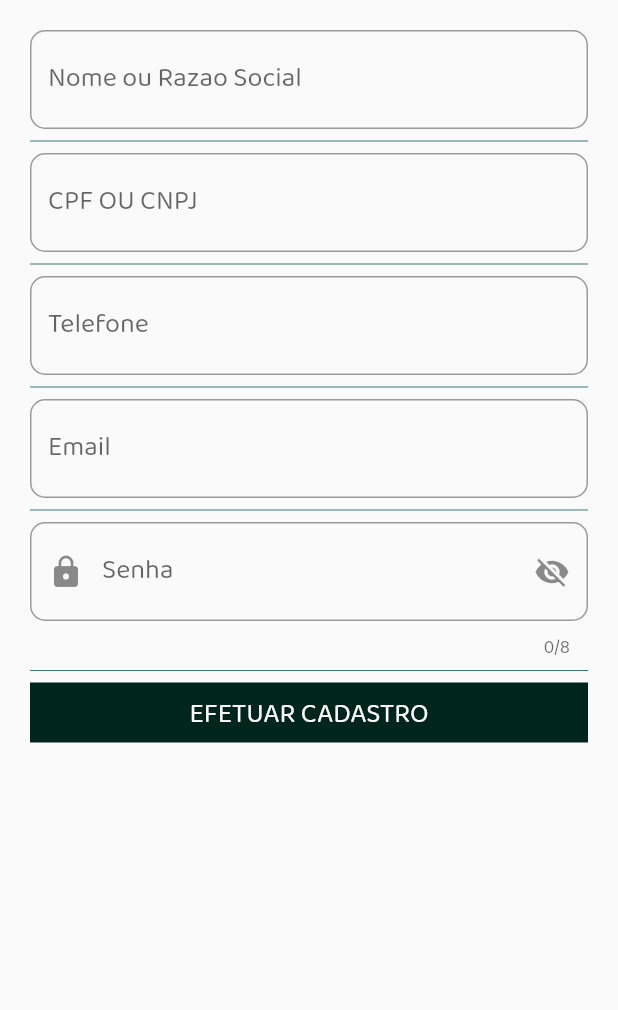
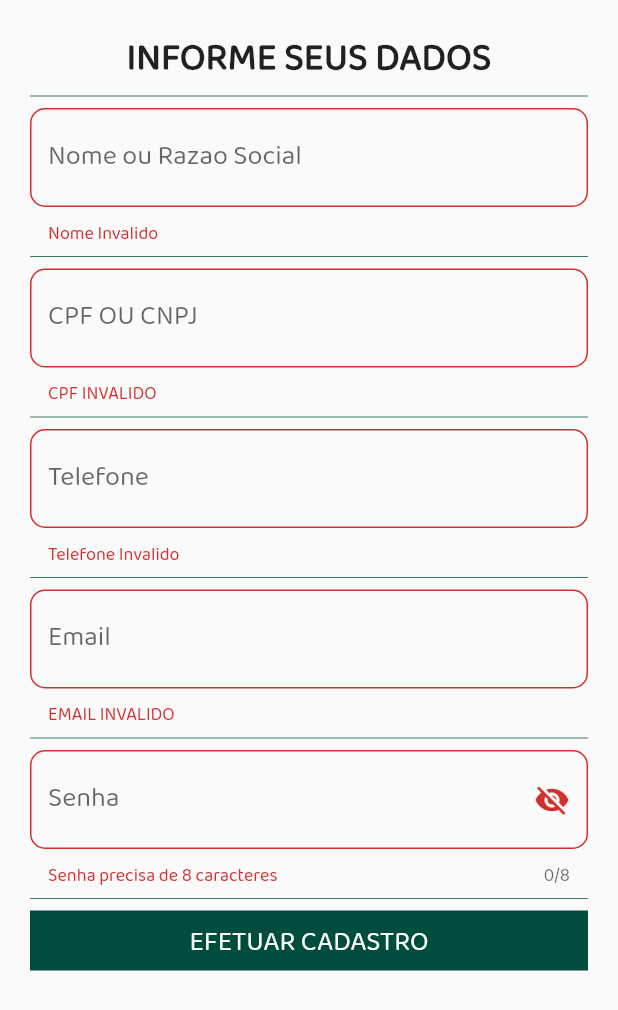
Before and after one commit to BeneBr/carregaiApp2, a Flutter app: the Cadastro widget shown alone on an empty page, opened directly, after a tap on "EFETUAR CADASTRO", on a phone screen of 412 x 824 dp. Shown: the top 1010 px of the screen. Run offline on Flutter 3.47's test engine with Material 2 defaults, Android fonts, the phone set to English and light mode, and no system bars; our stand-ins replace connectivity, email_validator, flutter_masked_text; missing offline and left inert: cpf_cnpj_validator; statements that could not run were skipped.

Commit message:
Foram adicionados os validadores de cada campo

```diff
--- /dev/null
+++ b/lib/Models/UserModel/UserModel.dart
@@ -0,0 +1,5 @@
+import 'package:scoped_model/scoped_model.dart';
+
+class UserModel extends Model{
+
+}
--- a/lib/Pages/MainPage/cadastro.dart
+++ b/lib/Pages/MainPage/cadastro.dart
@@ -1,3 +1,6 @@
+import 'package:cpf_cnpj_validator/cnpj_validator.dart';
+import 'package:cpf_cnpj_validator/cpf_validator.dart';
+import 'package:email_validator/email_validator.dart';
 import 'package:flutter/material.dart';
 import 'package:flutter_masked_text/flutter_masked_text.dart';
 
@@ -18,11 +21,22 @@ class _CadastroState extends State<Cadastro> {
 
   TextEditingController _nomeController = TextEditingController();
   TextEditingController _emailController = TextEditingController();
-  final _telefoneController = MaskedTextController(mask: "(00)00000-0000");
-
-
+  final _telefoneController = MaskedTextController(mask: "(00) 00000-0000");
 
   GlobalKey<FormState> _form = GlobalKey<FormState>();
+
+  @override
+  void dispose() {
+    _cpfCnpjController.dispose();
+    _cnpjController.dispose();
+    _senhaController.dispose();
+    _cpfCnpjController.dispose();
+    _nomeController.dispose();
+    _emailController.dispose();
+    _telefoneController.dispose();
+    print("OI");
+    super.dispose();
+  }
 
   @override
   Widget build(BuildContext context) {
@@ -33,13 +47,15 @@ class _CadastroState extends State<Cadastro> {
         child: Column(
           mainAxisAlignment: MainAxisAlignment.start,
           children: <Widget>[
-          campos("Nome ou Razao Social", _nomeController, TextInputType.text, false),
+          Text("INFORME SEUS DADOS", style: TextStyle(fontSize: 25, fontWeight: FontWeight.bold),),
+          Divider(),
+          campos("Nome ou Razao Social", _nomeController, TextInputType.text, false, nomeValidator),
           Divider(),
           cpfCnpj("CPF OU CNPJ"),
           Divider(),
-          campos("Telefone", _telefoneController, TextInputType.number, false),
+          campos("Telefone", _telefoneController, TextInputType.number, false, telefoneValidator),
           Divider(),
-          campos("Email",_emailController,TextInputType.emailAddress, false),
+          campos("Email",_emailController,TextInputType.emailAddress, false, emailValidator),
           Divider(),
           password("Senha"),
           Divider(),
@@ -69,6 +85,22 @@ class _CadastroState extends State<Cadastro> {
               });
             }
           },
+          validator: (value){
+            if(value.length > 14){
+              if(CNPJValidator.isValid(value)){
+                return null;
+              }else{
+                return "CNPJ INVALIDO";
+              }
+            }else{
+              if(CPFValidator.isValid(value)){
+                return null;
+              }else{
+                return "CPF INVALIDO";
+              }
+            }
+
+          },
           decoration: InputDecoration(
               labelText: label,
               labelStyle: TextStyle(fontSize: 18),
@@ -80,13 +112,14 @@ class _CadastroState extends State<Cadastro> {
     );
   }
 
-  Widget campos(String label, TextEditingController controller, TextInputType type, bool obscure){
+  Widget campos(String label, TextEditingController controller, TextInputType type, bool obscure, Function validator){
     return (
       TextFormField(
         controller: controller,
         style: TextStyle(fontSize: 18),
         obscureText: obscure,
         keyboardType: type,
+        validator: validator,
         decoration: InputDecoration(
             labelText: label,
             labelStyle: TextStyle(fontSize: 18),
@@ -101,6 +134,13 @@ class _CadastroState extends State<Cadastro> {
   Widget password(String label){
     return (
         TextFormField(
+          validator: (value){
+            if(value.length != 8){
+              return "Senha precisa de 8 caracteres";
+            }{
+              return null;
+            }
+          },
           maxLength: 8,
           style: TextStyle(fontSize: 18),
           keyboardType: TextInputType.text,
@@ -109,7 +149,6 @@ class _CadastroState extends State<Cadastro> {
           decoration: InputDecoration(
             labelText: label,
             labelStyle: TextStyle(fontSize: 18),
-            prefixIcon: Icon(Icons.lock),
             suffixIcon: IconButton(
               icon: exibirSenha == true ? Icon(Icons.visibility_off) : Icon(Icons.visibility) ,
               onPressed: (){
@@ -135,15 +174,43 @@ class _CadastroState extends State<Cadastro> {
   Widget cadastrar(String label){
     return (
         Container(
-          color: Theme.of(context).primaryColorDark,
+          color: Theme.of(context).primaryColor,
           height: 40,
           width: double.infinity,
           child: FlatButton(
             splashColor: Theme.of(context).primaryColorLight,
             child: Text(label, style: TextStyle(fontSize: 18, color: Colors.white),),
-            onPressed: ()=>null,
+            onPressed: (){
+              if(_form.currentState.validate()){
+                print("Oi");
+              }
+            },
           ),
         )
     );
   }
+
+  String nomeValidator(String name){
+    if(name.isEmpty || name.length < 7 || name.split(" ").length < 2){
+      return "Nome Invalido";
+    }else{
+      return null;
+    }
+  }
+
+  String emailValidator(String email){
+    if(EmailValidator.validate(email)){
+      return null;
+    }else{
+      return "EMAIL INVALIDO";
+    }
+  }
+
+  String telefoneValidator(String telefone){
+    if(telefone.length < 15){
+      return "Telefone Invalido";
+    }else{
+      return null;
+    }
+  }
 }
--- a/lib/Pages/MainPage/tabbed_bar.dart
+++ b/lib/Pages/MainPage/tabbed_bar.dart
@@ -15,8 +15,8 @@ class TabbedBar extends StatelessWidget {
             labelStyle: TextStyle(fontSize: 18),
             indicatorColor: Theme.of(context).primaryColor,
             tabs: <Widget>[
-              Tab(text: "ENTRAR", icon: Icon(Icons.person),),
-              Tab(text: "CADASTRAR", icon: Icon(Icons.person_add),),
+              Tab(text: "ENTRAR", icon: Icon(Icons.person, size: 25,),),
+              Tab(text: "CADASTRAR", icon: Icon(Icons.person_add, size: 25,),),
             ],
           ),
         ),
--- a/pubspec.yaml
+++ b/pubspec.yaml
@@ -26,6 +26,8 @@ dependencies:
   scoped_model: ^1.0.1
   cpf_cnpj_validator: ^1.0.5
   flutter_masked_text: ^0.8.0
+  email_validator: ^1.0.4
+  connectivity: ^0.4.8+2
 
 
 dev_dependencies:
```
Also changed, not shown: lib/Pages/MainPage/login.dart (+38 -4 lines), pubspec.lock.
